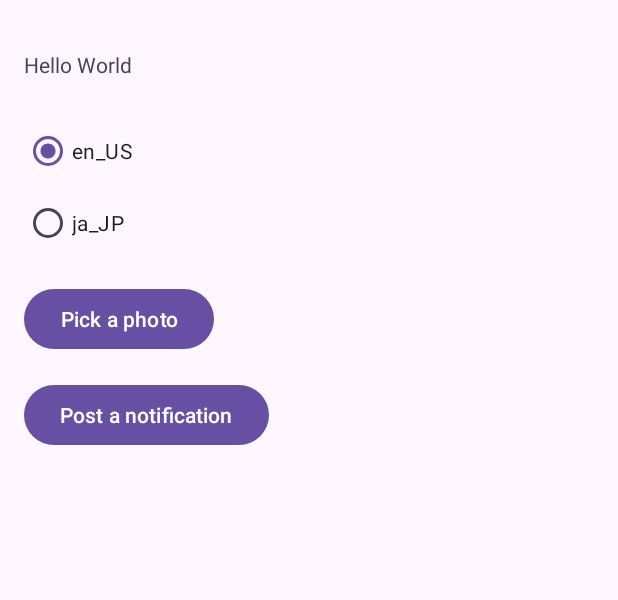
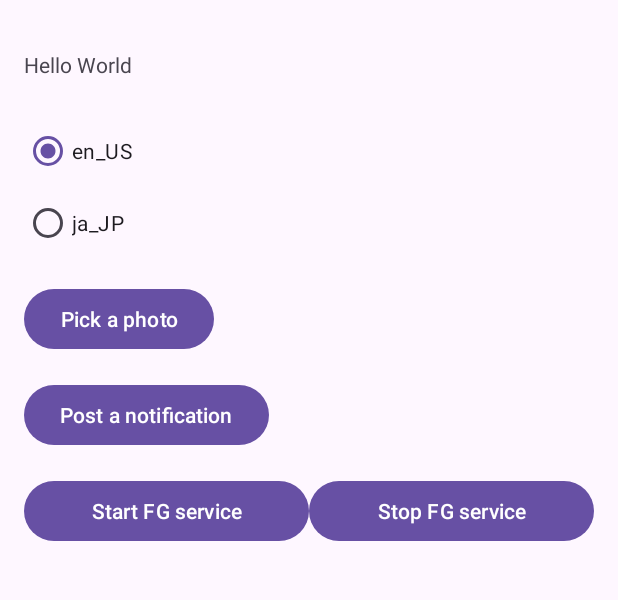
Before and after one commit to mannodermaus/android13-labs-sample, an Android app: the screen it shows after launch (MainActivity), on a phone screen of 412 x 824 dp, the part 70-670 px from its top. Run offline under Robolectric (Android 15) with nearby library versions, the phone set to English and light mode, and no system bars.

Commit message:
Notifications x Foreground Service
The service itself still works fine, but its notification may not be displayed

```diff
--- a/app/src/main/AndroidManifest.xml
+++ b/app/src/main/AndroidManifest.xml
@@ -1,6 +1,8 @@
 <?xml version="1.0" encoding="utf-8"?>
 <manifest xmlns:android="http://schemas.android.com/apk/res/android"
     xmlns:tools="http://schemas.android.com/tools">
+
+    <uses-permission android:name="android.permission.FOREGROUND_SERVICE" />
 
     <application
         android:allowBackup="true"
@@ -20,5 +22,9 @@
                 <category android:name="android.intent.category.LAUNCHER" />
             </intent-filter>
         </activity>
+
+        <service
+            android:name=".AmazingService"
+            android:exported="false" />
     </application>
 </manifest>
--- a/app/src/main/java/de/mannodermaus/android13labs/MainActivity.kt
+++ b/app/src/main/java/de/mannodermaus/android13labs/MainActivity.kt
@@ -51,6 +51,10 @@ class MainActivity : AppCompatActivity() {
         binding.content.buttonPostNotification.setOnClickListener {
             tryShowNotification()
         }
+
+        // Foreground service management
+        binding.content.buttonStartService.setOnClickListener { startFGService() }
+        binding.content.buttonStopService.setOnClickListener { stopFGService() }
     }
 
     // Only works on API 33+; AndroidX version is supposedly on its way
@@ -172,4 +176,12 @@ class MainActivity : AppCompatActivity() {
             startActivity(this)
         }
     }
+
+    private fun startFGService() {
+        startForegroundService(applicationContext, Intent(this, AmazingService::class.java))
+    }
+
+    private fun stopFGService() {
+        stopService(Intent(this, AmazingService::class.java))
+    }
 }
--- a/app/src/main/res/layout/content_main.xml
+++ b/app/src/main/res/layout/content_main.xml
@@ -32,4 +32,25 @@
         android:layout_height="wrap_content"
         android:text="@string/button_post_notification"
         android:layout_marginTop="16dp" />
+
+    <LinearLayout
+        android:layout_width="match_parent"
+        android:layout_height="wrap_content"
+        android:layout_marginTop="16dp"
+        android:weightSum="2">
+
+        <Button
+            android:id="@+id/button_start_service"
+            android:layout_width="0dp"
+            android:layout_height="wrap_content"
+            android:layout_weight="1"
+            android:text="@string/button_start_service" />
+
+        <Button
+            android:id="@+id/button_stop_service"
+            android:layout_width="0dp"
+            android:layout_height="wrap_content"
+            android:layout_weight="1"
+            android:text="@string/button_stop_service" />
+    </LinearLayout>
 </LinearLayout>
--- a/app/src/main/res/values/strings.xml
+++ b/app/src/main/res/values/strings.xml
@@ -3,4 +3,6 @@
     <string name="hello_world">Hello World</string>
     <string name="button_pick_photo">Pick a photo</string>
     <string name="button_post_notification">Post a notification</string>
+    <string name="button_start_service">Start FG service</string>
+    <string name="button_stop_service">Stop FG service</string>
 </resources>
```
Also changed, not shown: app/src/main/java/de/mannodermaus/android13labs/AmazingService.kt (added, +88 -0 lines), 1 other file.
